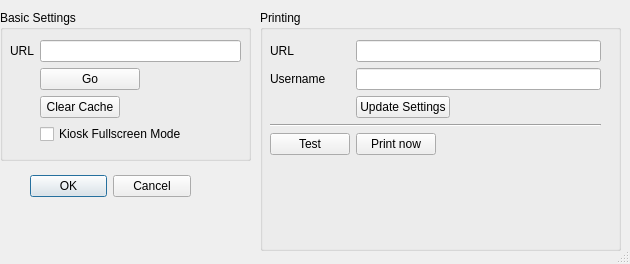
First picture: the form in optionsdialog.ui, repository jasonknight/salor-bin, before the edit.
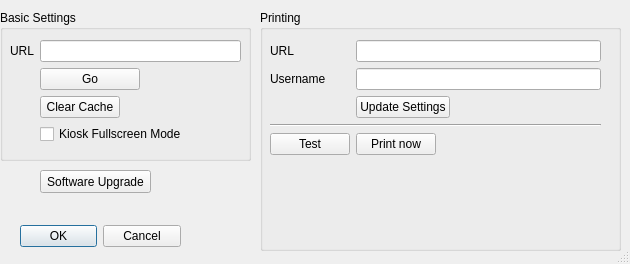
Second picture: the form after the edit.

Diff of the .ui file:
```diff
--- a/optionsdialog.ui
+++ b/optionsdialog.ui
@@ -19,8 +19,8 @@
   <widget class="QDialogButtonBox" name="buttonBox">
    <property name="geometry">
     <rect>
-     <x>30</x>
-     <y>170</y>
+     <x>20</x>
+     <y>220</y>
      <width>161</width>
      <height>32</height>
     </rect>
@@ -199,6 +199,19 @@
     </layout>
    </widget>
   </widget>
+  <widget class="QPushButton" name="pushButton">
+   <property name="geometry">
+    <rect>
+     <x>40</x>
+     <y>170</y>
+     <width>111</width>
+     <height>23</height>
+    </rect>
+   </property>
+   <property name="text">
+    <string>Software Upgrade</string>
+   </property>
+  </widget>
  </widget>
  <resources/>
  <connections>
```
